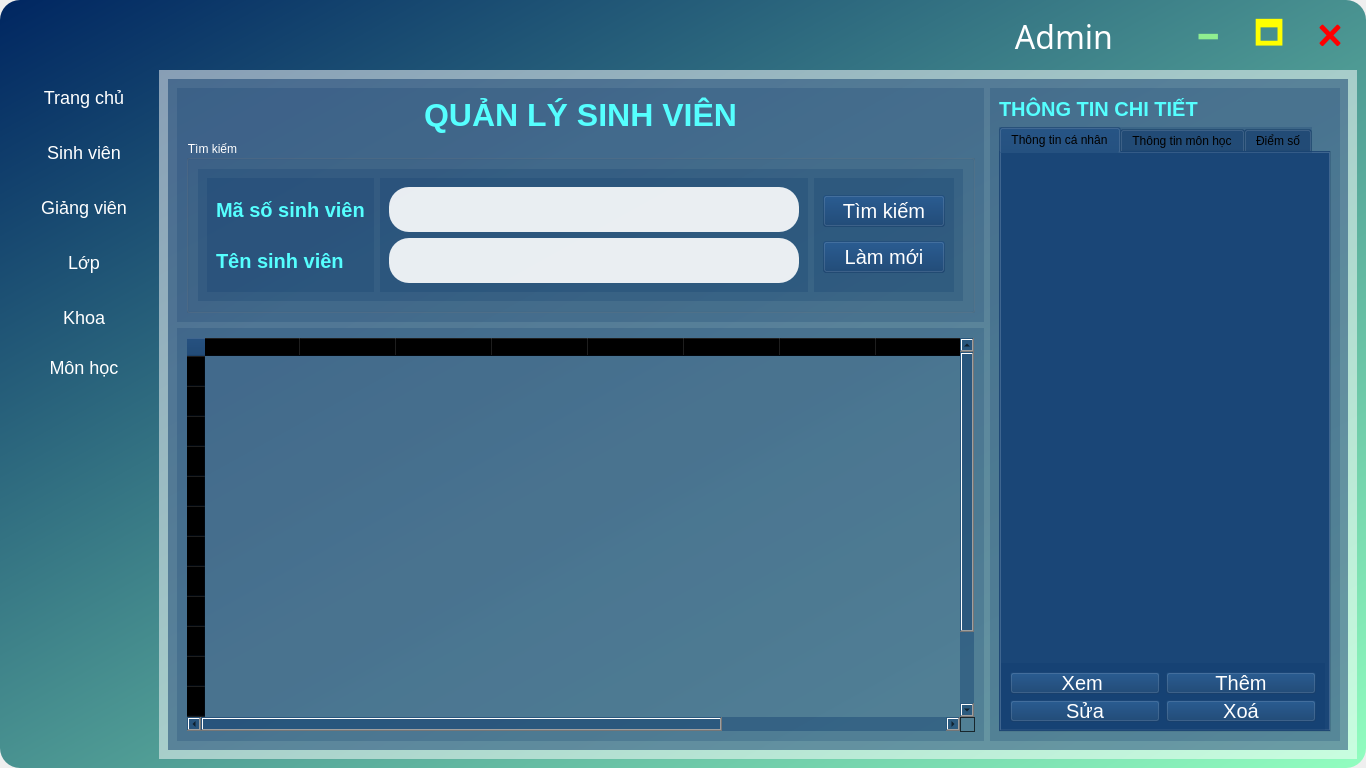
Before: the Qt Designer form ui_main.ui in naliam/pythonQLSV, drawn with Qt 5.
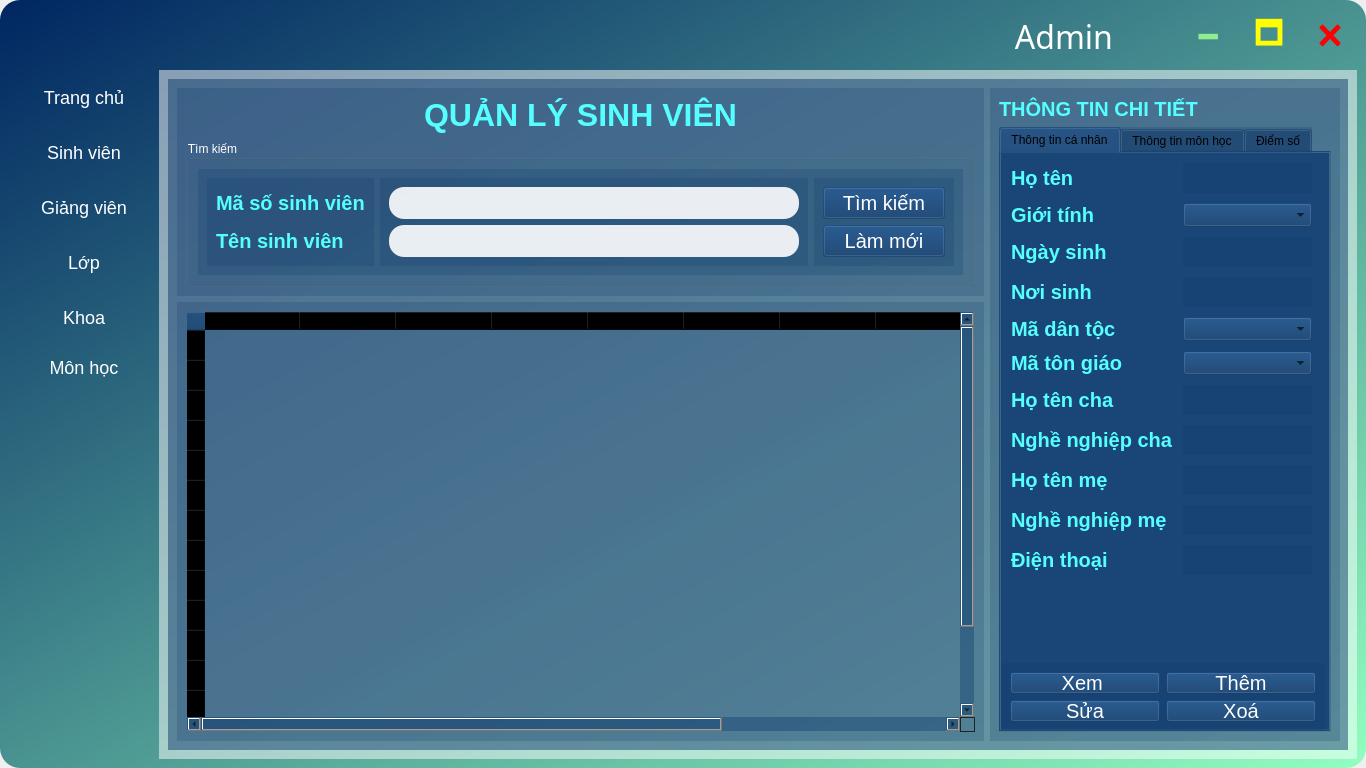
After: the same form once the commit is applied. The open tabs and pages were chosen to show the change. Icons and pictures are not drawn.

What changed in the file:
```diff
--- a/ui_main.ui
+++ b/ui_main.ui
@@ -1185,12 +1185,26 @@
                </widget>
                <widget class="QWidget" name="page_2_QLSinhVien">
                 <property name="styleSheet">
-                 <string notr="true">QLineEdit{
-	min-height: 45px;
+                 <string notr="true">QLineEdit#lineEdit_QLSinhVien_search_2_hoten{
+	max-height: 45px;
+	border-radius: 15px;
+	background-color: rgba(255, 255, 255, 0.9);
+	padding-left: 20px;
+	color: blue;
+}
+QLineEdit#lineEdit_QLSinhVien_search_2_maso{
+	max-height: 45px;
+	border-radius: 15px;
+	background-color: rgba(255, 255, 255, 0.9);
+	padding-left: 20px;
+	color: blue;
+}
+QLineEdit{
+	min-height: 30px;
+	max-height: 30px;
 	border-radius: 20px;
-	background-color: rgba(255, 255, 255, 0.9);
 	padding-left: 20px;
-	color: blue;
+	color: rgb(0, 0, 255);
 }
 QLineEdit:hover{
 	border: 2px solid rgb(139, 142, 139);
@@ -1214,14 +1228,8 @@
 QTableWidget{
 background-color: rgba(0, 0, 0, 0);
 }
-QFrame#verticalFrame_QLSV_search_1{
-	background-color:rgba(0, 0, 0, 0);
-}
-QFrame#verticalFrame_QLSV_search_2{
-	background-color:rgba(0, 0, 0, 0);
-}
-QFrame#verticalFrame_QLSV_search_3{
-	background-color:rgba(0, 0, 0, 0);
+QFrame#formFrame_SinhVien{
+background-color: rgba(0, 0, 0, 0);
 }</string>
                 </property>
                 <widget class="QFrame" name="gridFrame_QLSinhVien">
@@ -1377,6 +1385,9 @@
                            <height>615</height>
                           </size>
                          </property>
+                         <property name="styleSheet">
+                          <string notr="true"/>
+                         </property>
                          <property name="currentIndex">
                           <number>2</number>
                          </property>
@@ -1430,6 +1441,200 @@
                             </item>
                            </layout>
                           </widget>
+                          <widget class="QFrame" name="formFrame_SinhVien">
+                           <property name="geometry">
+                            <rect>
+                             <x>0</x>
+                             <y>0</y>
+                             <width>331</width>
+                             <height>471</height>
+                            </rect>
+                           </property>
+                           <layout class="QFormLayout" name="formLayout_SinhVien">
+                            <property name="horizontalSpacing">
+                             <number>10</number>
+                            </property>
+                            <property name="verticalSpacing">
+                             <number>10</number>
+                            </property>
+                            <property name="leftMargin">
+                             <number>10</number>
+                            </property>
+                            <property name="topMargin">
+                             <number>10</number>
+                            </property>
+                            <property name="rightMargin">
+                             <number>20</number>
+                            </property>
+                            <property name="bottomMargin">
+                             <number>10</number>
+                            </property>
+                            <item row="0" column="0">
+                             <widget class="QLabel" name="label_SinhVien_hoten">
+                              <property name="styleSheet">
+                               <string notr="true"/>
+                              </property>
+                              <property name="text">
+                               <string>Họ tên</string>
+                              </property>
+                             </widget>
+                            </item>
+                            <item row="0" column="1">
+                             <widget class="QLineEdit" name="lineEdit_SinhVien_hoten"/>
+                            </item>
+                            <item row="1" column="0">
+                             <widget class="QLabel" name="label_SinhVien_gioitinh">
+                              <property name="styleSheet">
+                               <string notr="true"/>
+                              </property>
+                              <property name="text">
+                               <string>Giới tính</string>
+                              </property>
+                             </widget>
+                            </item>
+                            <item row="1" column="1">
+                             <widget class="QComboBox" name="comboBox_SinhVien_gioitinh">
+                              <property name="maximumSize">
+                               <size>
+                                <width>16777215</width>
+                                <height>30</height>
+                               </size>
+                              </property>
+                             </widget>
+                            </item>
+                            <item row="2" column="0">
+                             <widget class="QLabel" name="label_SinhVien_ngaysinh">
+                              <property name="styleSheet">
+                               <string notr="true"/>
+                              </property>
+                              <property name="text">
+                               <string>Ngày sinh</string>
+                              </property>
+                             </widget>
+                            </item>
+                            <item row="2" column="1">
+                             <widget class="QLineEdit" name="lineEdit_SinhVien_ngaysinh"/>
+                            </item>
+                            <item row="3" column="0">
+                             <widget class="QLabel" name="label_SinhVien_noisinh">
+                              <property name="styleSheet">
+                               <string notr="true"/>
+                              </property>
+                              <property name="text">
+                               <string>Nơi sinh</string>
+                              </property>
+                             </widget>
+                            </item>
+                            <item row="3" column="1">
+                             <widget class="QLineEdit" name="lineEdit_SinhVien_noisinh"/>
+                            </item>
+                            <item row="4" column="0">
+                             <widget class="QLabel" name="label_SinhVien_madantoc">
+                              <property name="styleSheet">
+                               <string notr="true"/>
+                              </property>
+                              <property name="text">
+                               <string>Mã dân tộc</string>
+                              </property>
+                             </widget>
+                            </item>
+                            <item row="5" column="0">
+                             <widget class="QLabel" name="label_SinhVien_matongiao">
+                              <property name="styleSheet">
+                               <string notr="true"/>
+                              </property>
+                              <property name="text">
+                               <string>Mã tôn giáo</string>
+                              </property>
+                             </widget>
+                            </item>
+                            <item row="6" column="0">
+                             <widget class="QLabel" name="label_SinhVien_hotencha">
+                              <property name="styleSheet">
+                               <string notr="true"/>
+                              </property>
+                              <property name="text">
+                               <string>Họ tên cha</string>
+                              </property>
+                             </widget>
+                            </item>
+                            <item row="7" column="0">
+                             <widget class="QLabel" name="label_SinhVien_nghenghiepcha">
+                              <property name="styleSheet">
+                               <string notr="true"/>
+                              </property>
+                              <property name="text">
+                               <string>Nghề nghiệp cha</string>
+                              </property>
+                             </widget>
+                            </item>
+                            <item row="8" column="0">
+                             <widget class="QLabel" name="label_SinhVien_hotenme">
+                              <property name="styleSheet">
+                               <string notr="true"/>
+                              </property>
+                              <property name="text">
+                               <string>Họ tên mẹ</string>
+                              </property>
+                             </widget>
+                            </item>
+                            <item row="9" column="0">
+                             <widget class="QLabel" name="label_SinhVien_nghenghiepme">
+                              <property name="styleSheet">
+                               <string notr="true"/>
+                              </property>
+                              <property name="text">
+                               <string>Nghề nghiệp mẹ</string>
+                              </property>
+                             </widget>
+                            </item>
+                            <item row="10" column="0">
+                             <widget class="QLabel" name="label_SinhVien_dienthoai">
+                              <property name="styleSheet">
+                               <string notr="true"/>
+                              </property>
+                              <property name="text">
+                               <string>Điện thoại</string>
+                              </property>
+                             </widget>
+                            </item>
+                            <item row="6" column="1">
+                             <widget class="QLineEdit" name="lineEdit_SinhVien_hotencha"/>
+                            </item>
+                            <item row="7" column="1">
+                             <widget class="QLineEdit" name="lineEdit_SinhVien_nghenghiepcha"/>
+                            </item>
+                            <item row="8" column="1">
+                             <widget class="QLineEdit" name="lineEdit_SinhVien_hotenme"/>
+                            </item>
+                            <item row="9" column="1">
+                             <widget class="QLineEdit" name="lineEdit_SinhVien_nghenghiepme"/>
+                            </item>
+                            <item row="10" column="1">
+                             <widget class="QLineEdit" name="lineEdit_SinhVien_dienthoai"/>
+                            </item>
+                            <item row="4" column="1">
+                             <widget class="QComboBox" name="comboBox_SinhVien_madantoc">
+                              <property name="maximumSize">
+                               <size>
+                                <width>16777215</width>
+                                <height>30</height>
+                               </size>
+                              </property>
+                             </widget>
+                            </item>
+                            <item row="5" column="1">
+                             <widget class="QComboBox" name="comboBox_SinhVien_matongiao">
+                              <property name="maximumSize">
+                               <size>
+                                <width>16777215</width>
+                                <height>30</height>
+                               </size>
+                              </property>
+                             </widget>
+                            </item>
+                           </layout>
+                          </widget>
                          </widget>
                          <widget class="QWidget" name="tab_2_QLSinhVien">
                           <attribute name="title">
```
Left out of the diff: 574 changed lines with no effect on the pictures.
